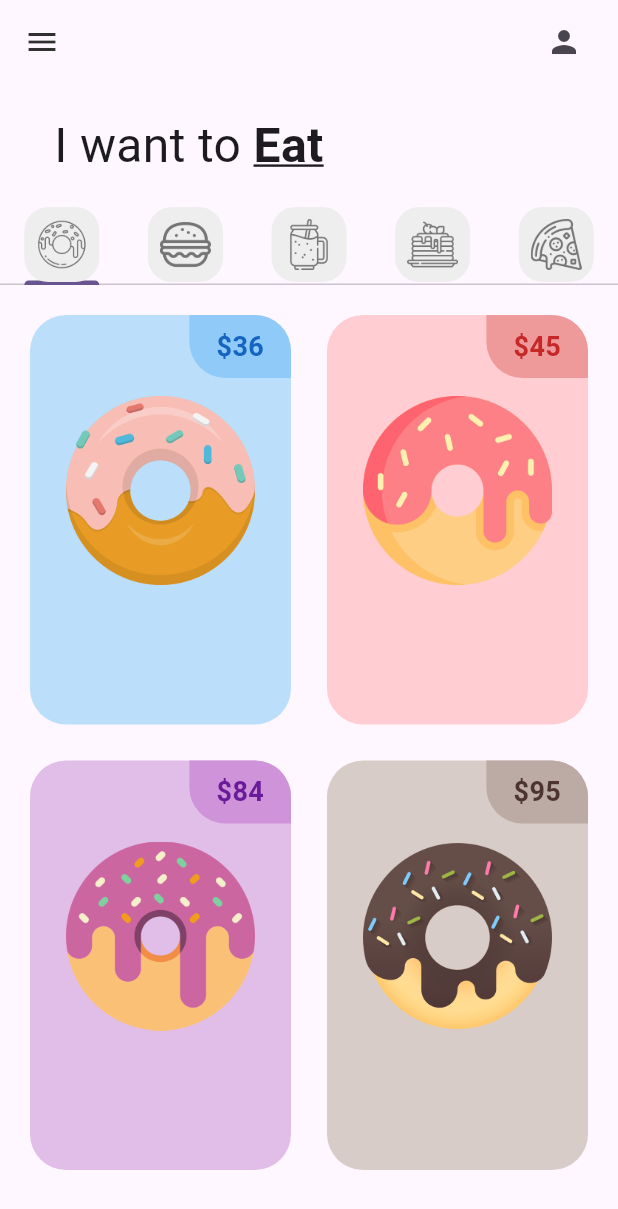
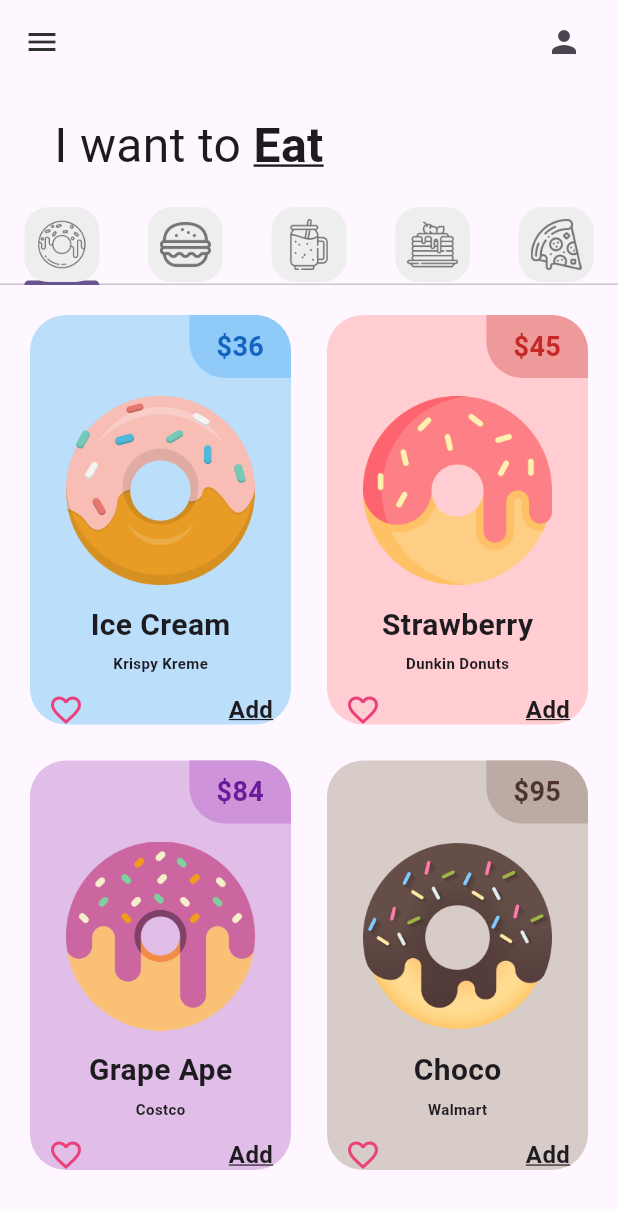
Before and after one commit to arrilive/donut_app_2b_vera1, a Flutter app: the screen it shows after launch, on a phone screen of 412 x 824 dp. Shown: the top 1209 px of the screen. Run offline on Flutter 3.47's test engine with Material 3 defaults, Android fonts, the phone set to English and light mode, and no system bars.

Commit message:
DonutTile Finished

```diff
--- a/lib/Tabs/donut_tab.dart
+++ b/lib/Tabs/donut_tab.dart
@@ -4,11 +4,11 @@
 class DonutTab extends StatelessWidget {
   // Lista de donas
   final List donutsOnSale = [
-    // [donutFlavor, donutPrice, donutColor, imageName]
-    ["Ice Cream", "36", Colors.blue, "lib/images/icecream_donut.png"],
-    ["Strawberry", "45", Colors.red, "lib/images/strawberry_donut.png"],
-    ["Grape Ape", "84", Colors.purple, "lib/images/grape_donut.png"],
-    ["Choco", "95", Colors.brown, "lib/images/chocolate_donut.png"],
+    // [donutFlavor, donutStore, donutPrice, donutColor, imageName]
+    ["Ice Cream","Krispy Kreme", "36", Colors.blue, "lib/images/icecream_donut.png"],
+    ["Strawberry", "Dunkin Donuts", "45", Colors.red, "lib/images/strawberry_donut.png"],
+    ["Grape Ape", "Costco", "84", Colors.purple, "lib/images/grape_donut.png"],
+    ["Choco", "Walmart", "95", Colors.brown, "lib/images/chocolate_donut.png"],
   ];
 
   DonutTab({super.key});
@@ -29,9 +29,11 @@
         itemBuilder: (context, index) {
           return DonutTile(
             donutFlavor: donutsOnSale[index][0],
-            donutPrice: donutsOnSale[index][1],
-            donutColor: donutsOnSale[index][2],
-            imageName: donutsOnSale[index][3],
+            donutStore: donutsOnSale[index][1],
+            donutPrice: donutsOnSale[index][2],
+            donutColor: donutsOnSale[index][3],
+            imageName: donutsOnSale[index][4],
+
           );
         },
       );
--- a/lib/utils/donut_tile.dart
+++ b/lib/utils/donut_tile.dart
@@ -2,11 +2,12 @@
 
 class DonutTile extends StatelessWidget {
   final String donutFlavor;
+  final String donutStore;
   final String donutPrice;
   final dynamic donutColor;
   final String imageName;
 
-  const DonutTile({super.key, required this.donutFlavor, required this.donutPrice, this.donutColor, required this.imageName});
+  const DonutTile({super.key, required this.donutFlavor, required this.donutStore, required this.donutPrice, this.donutColor, required this.imageName});
 
   @override
   Widget build(BuildContext context) {
@@ -51,10 +52,35 @@
             Padding(
               padding: const EdgeInsets.symmetric(vertical: 12, horizontal: 24),
               child: Image.asset(imageName),
-            )
+            ),
             //DonutText
+            Text(donutFlavor, style: TextStyle(fontWeight: FontWeight.bold, fontSize: 20)),
+            //Para tener espacio entre el texto y el boton
+            const SizedBox(
+              height: 4,
+            ),
+            //DonutStore
+              Text(donutStore, style: TextStyle(fontWeight: FontWeight.bold, fontSize: 10)),
 
-            //LoveIcon+AddButton
+            //LoveIcon + AddButton
+            Padding(
+              padding: const EdgeInsets.all(12.0),
+              child: Row(
+                mainAxisAlignment: MainAxisAlignment.spaceBetween,
+                children: [
+                  Icon(Icons.favorite_border,
+                  color: Colors.pink[400],
+                  ),
+                  const Text(
+                    "Add",
+                    style: TextStyle(
+                      fontSize: 16,
+                      fontWeight: FontWeight.bold,
+                      decoration: TextDecoration.underline),
+                    ),
+                ],
+              ),
+              )
           ],
         )
       ),
```
